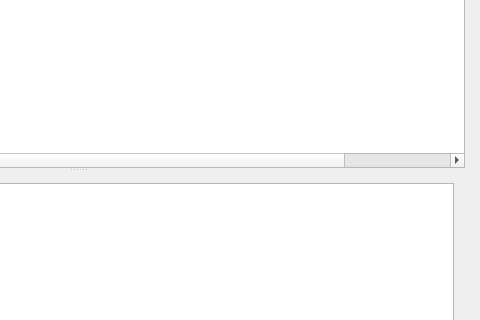
First picture: the form in freeLib/src/mainwindow.ui, repository petrovvlad/freeLib, before the edit; both pictures show x 817 to 1297 and y 204 to 524 of the 1297 by 733 pixel window.
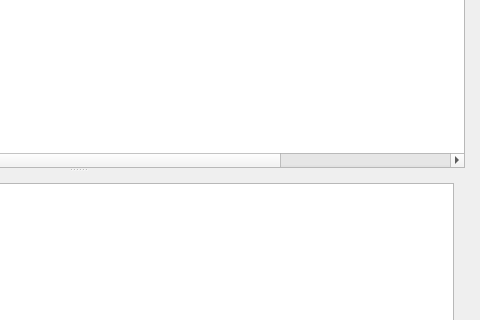
Second picture: the form after the edit. Icons and pictures are not drawn.

Commit message: improve: добавлена колонка формата книги

What changed in the file:
```diff
--- a/freeLib/src/mainwindow.ui
+++ b/freeLib/src/mainwindow.ui
@@ -878,6 +878,14 @@
                 <set>AlignCenter</set>
                </property>
               </column>
+              <column>
+               <property name="text">
+                <string>Format</string>
+               </property>
+               <property name="textAlignment">
+                <set>AlignCenter</set>
+               </property>
+              </column>
              </widget>
              <widget class="QWidget" name="horizontalLayoutWidget">
               <layout class="QHBoxLayout" name="horizontalLayout_3">
```
Left out of the diff: 2 changed lines with no effect on the pictures. The commit also changes 6 other files.
